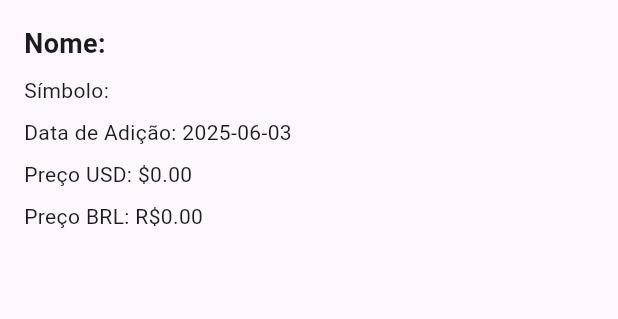
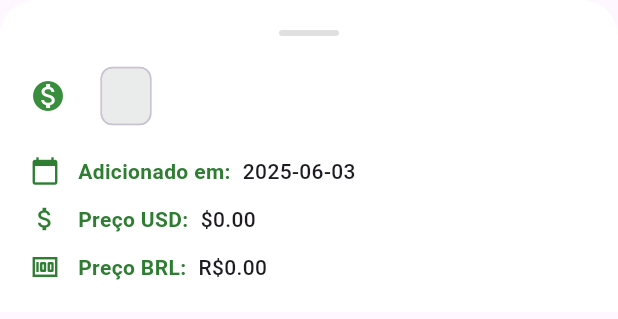
Before and after one commit to Lucas-Laudenir/atividadeApiCoinMarket, a Flutter app: the CryptoDetailSheet widget shown alone on an empty page, opened directly with empty values, on a phone screen of 412 x 824 dp. Shown: the top 319 px of the screen. Run offline on Flutter 3.47's test engine with Material 3 defaults, Android fonts, the phone set to English and light mode, and no system bars; network calls fail.

Commit message:
fix():alterando as cores

```diff
--- a/lib/widgets/cryptoDetailSheet.dart
+++ b/lib/widgets/cryptoDetailSheet.dart
@@ -4,27 +4,108 @@ import '../models/cryptocurrency.dart';
 class CryptoDetailSheet extends StatelessWidget {
   final Cryptocurrency crypto;
 
-  const CryptoDetailSheet({required this.crypto, super.key});
+  const CryptoDetailSheet({super.key, required this.crypto});
 
   @override
   Widget build(BuildContext context) {
-    return Padding(
-      padding: const EdgeInsets.all(16),
+    final greenColor = Colors.green.shade700;
+
+    return Container(
+      padding: const EdgeInsets.all(20),
+      decoration: BoxDecoration(
+        color: Colors.white,
+        borderRadius: const BorderRadius.vertical(top: Radius.circular(24)),
+      ),
       child: Column(
         mainAxisSize: MainAxisSize.min,
-        crossAxisAlignment: CrossAxisAlignment.start,
         children: [
-          Text('Nome: ${crypto.name}', style: TextStyle(fontWeight: FontWeight.bold, fontSize: 18)),
-          SizedBox(height: 8),
-          Text('Símbolo: ${crypto.symbol}'),
-          SizedBox(height: 8),
-          Text('Data de Adição: ${crypto.dateAdded.toLocal().toString().split(' ')[0]}'),
-          SizedBox(height: 8),
-          Text('Preço USD: \$${crypto.priceUsd.toStringAsFixed(2)}'),
-          SizedBox(height: 8),
-          Text('Preço BRL: ${crypto.priceBrl != null ? 'R\$${crypto.priceBrl!.toStringAsFixed(2)}' : '---'}'),
+          Container(
+            height: 4,
+            width: 40,
+            margin: const EdgeInsets.only(bottom: 16),
+            decoration: BoxDecoration(
+              color: Colors.grey[300],
+              borderRadius: BorderRadius.circular(10),
+            ),
+          ),
+          Row(
+            children: [
+              Icon(Icons.monetization_on, color: greenColor),
+              const SizedBox(width: 8),
+              Text(
+                crypto.name,
+                style: TextStyle(
+                  fontSize: 20,
+                  fontWeight: FontWeight.bold,
+                  color: greenColor,
+                ),
+              ),
+              const SizedBox(width: 8),
+              Chip(
+                label: Text(crypto.symbol),
+                backgroundColor: greenColor.withOpacity(0.1),
+                labelStyle: TextStyle(color: greenColor),
+              ),
+            ],
+          ),
+          const SizedBox(height: 16),
+          _InfoTile(
+            icon: Icons.calendar_today,
+            label: 'Adicionado em',
+            value: crypto.dateAdded.toLocal().toString().split(' ')[0],
+          ),
+          const SizedBox(height: 12),
+          _InfoTile(
+            icon: Icons.attach_money,
+            label: 'Preço USD',
+            value: '\$${crypto.priceUsd.toStringAsFixed(2)}',
+          ),
+          const SizedBox(height: 12),
+          _InfoTile(
+            icon: Icons.money,
+            label: 'Preço BRL',
+            value: crypto.priceBrl != null
+                ? 'R\$${crypto.priceBrl!.toStringAsFixed(2)}'
+                : '---',
+          ),
         ],
       ),
     );
   }
 }
+
+class _InfoTile extends StatelessWidget {
+  final IconData icon;
+  final String label;
+  final String value;
+
+  const _InfoTile({
+    required this.icon,
+    required this.label,
+    required this.value,
+  });
+
+  @override
+  Widget build(BuildContext context) {
+    final greenColor = Colors.green.shade800;
+
+    return Row(
+      children: [
+        Icon(icon, size: 20, color: greenColor),
+        const SizedBox(width: 12),
+        Text(
+          '$label:',
+          style: TextStyle(fontWeight: FontWeight.w600, color: greenColor),
+        ),
+        const SizedBox(width: 8),
+        Expanded(
+          child: Text(
+            value,
+            style: const TextStyle(fontWeight: FontWeight.w500),
+            overflow: TextOverflow.ellipsis,
+          ),
+        ),
+      ],
+    );
+  }
+}
```
Also changed, not shown: lib/widgets/cryptoList.dart (+45 -5 lines), lib/widgets/cryptoSearchBar.dart (+28 -15 lines).
